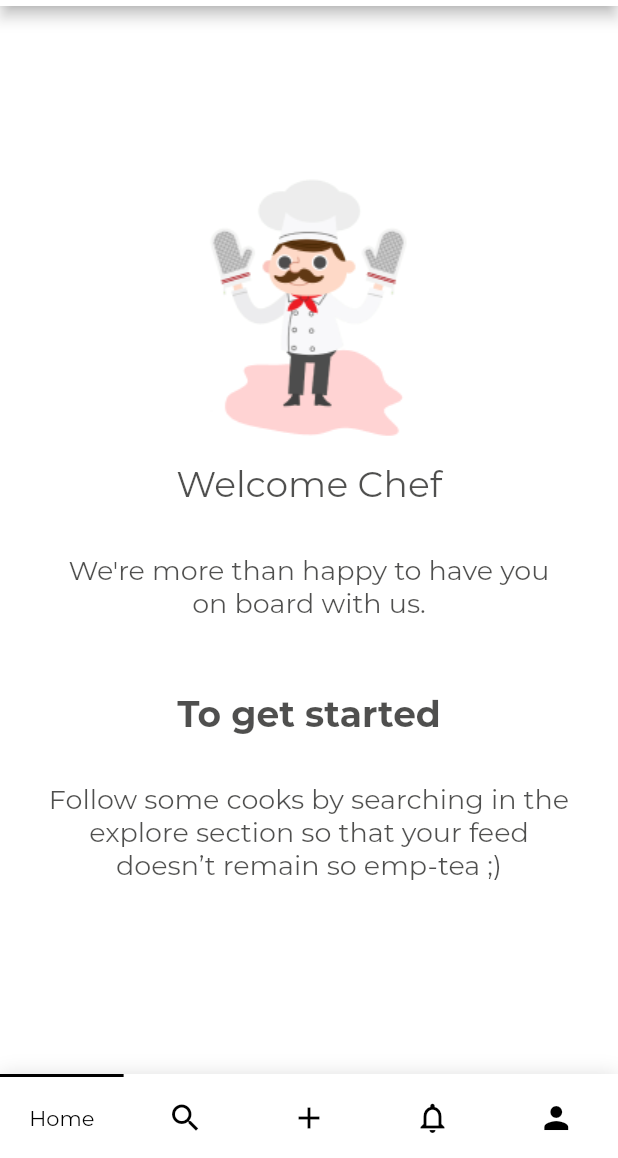
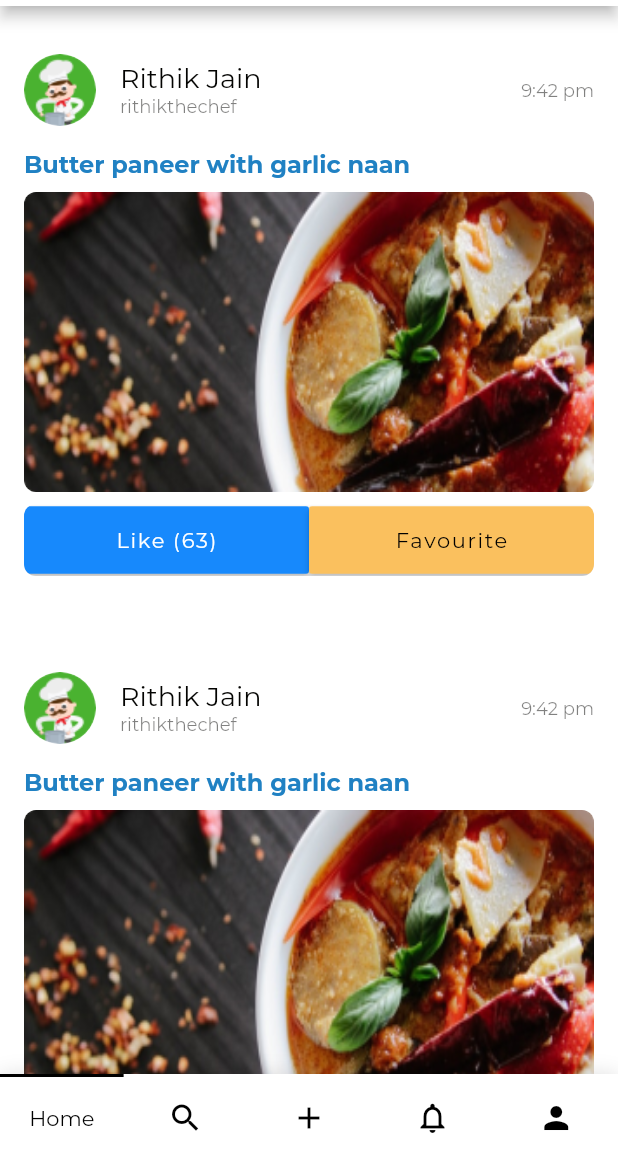
Before and after one commit to rithikjain/CooksSocial-App, a Flutter app: the screen it shows after launch, on a phone screen of 412 x 824 dp, the part 78-1236 px from its top. Run offline on Flutter 3.47's test engine with Material 2 defaults, Android fonts, the phone set to English and light mode, and no system bars; drawn by our look-alikes of titled_navigation_bar; our stand-ins replace bloc, dio, equatable, firebase_auth, flutter_bloc, flutter_svg and 3 more; accounts and stored records are empty.

Commit message:
Made widgets for displaying feed

```diff
--- /dev/null
+++ b/lib/data/models/recipe.dart
@@ -0,0 +1,49 @@
+class Recipe {
+  int id;
+  String createdAt;
+  String updatedAt;
+  Null deletedAt;
+  int userId;
+  String recipeName;
+  String description;
+  String ingredients;
+  int difficulty;
+  String procedure;
+  String imgUrl;
+  String username;
+  String userImg;
+  int likes;
+
+  Recipe(
+      {this.id,
+      this.createdAt,
+      this.updatedAt,
+      this.deletedAt,
+      this.userId,
+      this.recipeName,
+      this.description,
+      this.ingredients,
+      this.difficulty,
+      this.procedure,
+      this.imgUrl,
+      this.username,
+      this.userImg,
+      this.likes});
+
+  Recipe.fromJson(Map<String, dynamic> json) {
+    id = json['ID'];
+    createdAt = json['CreatedAt'];
+    updatedAt = json['UpdatedAt'];
+    deletedAt = json['DeletedAt'];
+    userId = json['user_id'];
+    recipeName = json['recipe_name'];
+    description = json['description'];
+    ingredients = json['ingredients'];
+    difficulty = json['difficulty'];
+    procedure = json['procedure'];
+    imgUrl = json['img_url'];
+    username = json['username'];
+    userImg = json['user_img'];
+    likes = json['likes'];
+  }
+}
--- /dev/null
+++ b/lib/data/models/recipe_response.dart
@@ -0,0 +1,14 @@
+import 'package:cooks_social/data/models/recipe.dart';
+
+class RecipeResponse {
+  String message;
+  Recipe recipe;
+
+  RecipeResponse({this.message, this.recipe});
+
+  RecipeResponse.fromJson(Map<String, dynamic> json) {
+    message = json['message'];
+    recipe =
+        json['recipe'] != null ? new Recipe.fromJson(json['recipe']) : null;
+  }
+}
--- a/lib/pages/mainapp/home_page.dart
+++ b/lib/pages/mainapp/home_page.dart
@@ -1,4 +1,5 @@
 import 'package:cooks_social/widgets/home_page_empty.dart';
+import 'package:cooks_social/widgets/home_page_feed.dart';
 import 'package:flutter/material.dart';
 import 'package:flutter_svg/flutter_svg.dart';
 
@@ -19,7 +20,7 @@ class HomePage extends StatelessWidget {
         ),
       ),
       body: Center(
-        child: HomePageEmpty(),
+        child: HomePageFeed(),
       ),
     );
   }
--- /dev/null
+++ b/lib/widgets/feed_item.dart
@@ -0,0 +1,139 @@
+import 'package:cooks_social/data/models/recipe.dart';
+import 'package:flutter/material.dart';
+import 'package:meta/meta.dart';
+
+class FeedItem extends StatefulWidget {
+  final Recipe recipe;
+
+  FeedItem({@required this.recipe});
+
+  @override
+  _FeedItemState createState() => _FeedItemState();
+}
+
+class _FeedItemState extends State<FeedItem> {
+  @override
+  Widget build(BuildContext context) {
+    return Container(
+      margin: EdgeInsets.symmetric(vertical: 32),
+      width: double.infinity,
+      child: Column(
+        crossAxisAlignment: CrossAxisAlignment.start,
+        children: <Widget>[
+          Row(
+            children: <Widget>[
+              Container(
+                width: 48,
+                height: 48,
+                decoration: BoxDecoration(
+                  shape: BoxShape.circle,
+                  image: DecorationImage(
+                    fit: BoxFit.cover,
+                    image: AssetImage("assets/images/avatar.png"),
+                  ),
+                ),
+              ),
+              Container(
+                margin: EdgeInsets.only(left: 16),
+                child: Column(
+                  crossAxisAlignment: CrossAxisAlignment.start,
+                  children: <Widget>[
+                    Text(
+                      "Rithik Jain",
+                      style: TextStyle(
+                        fontSize: 18,
+                        color: Color(0xFF030301),
+                      ),
+                    ),
+                    Text(
+                      "rithikthechef",
+                      style: TextStyle(
+                        fontSize: 12,
+                        color: Color.fromRGBO(3, 3, 1, 0.5),
+                      ),
+                    ),
+                  ],
+                ),
+              ),
+              Spacer(),
+              Text(
+                "9:42 pm",
+                style: TextStyle(
+                  fontSize: 12,
+                  color: Color.fromRGBO(3, 3, 1, 0.5),
+                ),
+              ),
+            ],
+          ),
+          Container(
+            margin: EdgeInsets.only(top: 16, bottom: 8),
+            child: Text(
+              "Butter paneer with garlic naan",
+              style: TextStyle(
+                fontSize: 16,
+                fontWeight: FontWeight.bold,
+                color: Theme.of(context).primaryColor,
+              ),
+            ),
+          ),
+          Container(
+            margin: EdgeInsets.only(bottom: 8),
+            width: double.infinity,
+            height: 200,
+            child: ClipRRect(
+              borderRadius: BorderRadius.circular(8),
+              child: Image.asset(
+                "assets/images/foodtemp.png",
+                fit: BoxFit.fill,
+              ),
+            ),
+          ),
+          ClipRRect(
+            borderRadius: BorderRadius.circular(8),
+            child: Container(
+              child: Row(
+                crossAxisAlignment: CrossAxisAlignment.center,
+                children: <Widget>[
+                  Expanded(
+                    flex: 1,
+                    child: MaterialButton(
+                      height: 45,
+                      child: Text(
+                        "Like (63)",
+                        style: TextStyle(
+                          color: Colors.white,
+                          fontSize: 14,
+                          letterSpacing: 1.1,
+                        ),
+                      ),
+                      color: Color(0xFF1789FC),
+                      disabledColor: Color.fromRGBO(23, 137, 252, 0.2),
+                      onPressed: () {},
+                    ),
+                  ),
+                  Expanded(
+                    flex: 1,
+                    child: MaterialButton(
+                      height: 45,
+                      child: Text(
+                        "Favourite",
+                        style: TextStyle(
+                          color: Colors.black,
+                          fontSize: 14,
+                          letterSpacing: 1.1,
+                        ),
+                      ),
+                      color: Color(0xFFFAC05E),
+                      disabledColor: Color.fromRGBO(250, 192, 94, 0.2),
+                      onPressed: () {},
+                    ),
+                  ),
+                ],
+              ),
+            ),
+          ),
+        ],
+      ),
+    );
+  }
+}
--- /dev/null
+++ b/lib/widgets/home_page_feed.dart
@@ -0,0 +1,31 @@
+import 'package:cooks_social/data/models/recipe.dart';
+import 'package:cooks_social/widgets/feed_item.dart';
+import 'package:flutter/material.dart';
+
+class HomePageFeed extends StatelessWidget {
+  final Recipe recipe1 = Recipe(
+    userImg: "",
+    username: "",
+    imgUrl: "",
+    updatedAt: "",
+    recipeName: "",
+    likes: 2,
+  );
+
+  @override
+  Widget build(BuildContext context) {
+    return Container(
+      margin: EdgeInsets.symmetric(horizontal: 16),
+      child: SingleChildScrollView(
+        child: Column(
+          children: <Widget>[
+            FeedItem(recipe: recipe1),
+            FeedItem(recipe: recipe1),
+            FeedItem(recipe: recipe1),
+            FeedItem(recipe: recipe1),
+          ],
+        ),
+      ),
+    );
+  }
+}
```
Also changed, not shown: assets/images/foodtemp.png (added).
